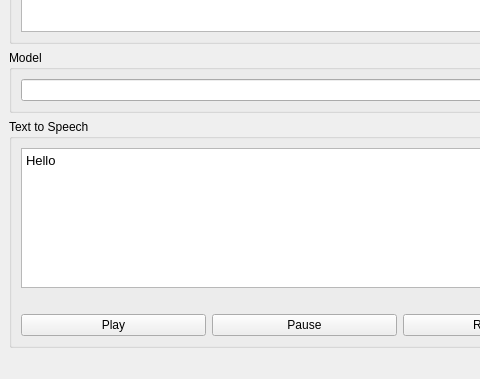
Qt form mainwindow.ui (mola/QVoiceBridge) before a commit; both pictures show x 0 to 480 and y 251 to 630 of the 800 by 630 pixel window.
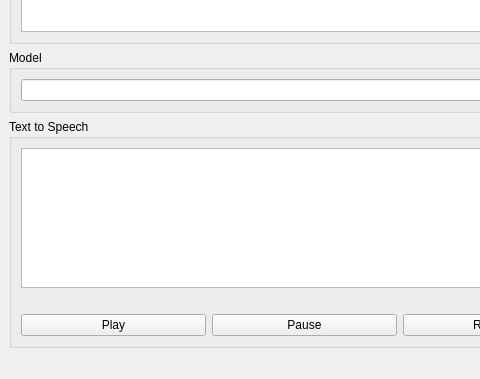
The same form after that commit.

Diff of the .ui file:
```diff
--- a/mainwindow.ui
+++ b/mainwindow.ui
@@ -140,7 +140,7 @@
 li.unchecked::marker { content: &quot;\2610&quot;; }
 li.checked::marker { content: &quot;\2612&quot;; }
 &lt;/style&gt;&lt;/head&gt;&lt;body style=&quot; font-family:'Noto Sans'; font-size:10pt; font-weight:400; font-style:normal;&quot;&gt;
-&lt;p style=&quot; margin-top:0px; margin-bottom:0px; margin-left:0px; margin-right:0px; -qt-block-indent:0; text-indent:0px;&quot;&gt;Hello&lt;/p&gt;&lt;/body&gt;&lt;/html&gt;</string>
+&lt;p style=&quot;-qt-paragraph-type:empty; margin-top:0px; margin-bottom:0px; margin-left:0px; margin-right:0px; -qt-block-indent:0; text-indent:0px;&quot;&gt;&lt;br /&gt;&lt;/p&gt;&lt;/body&gt;&lt;/html&gt;</string>
          </property>
         </widget>
        </item>
```
